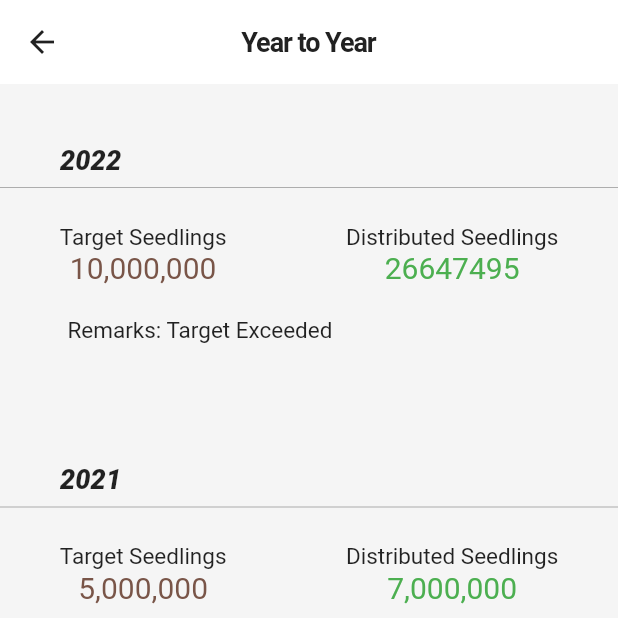
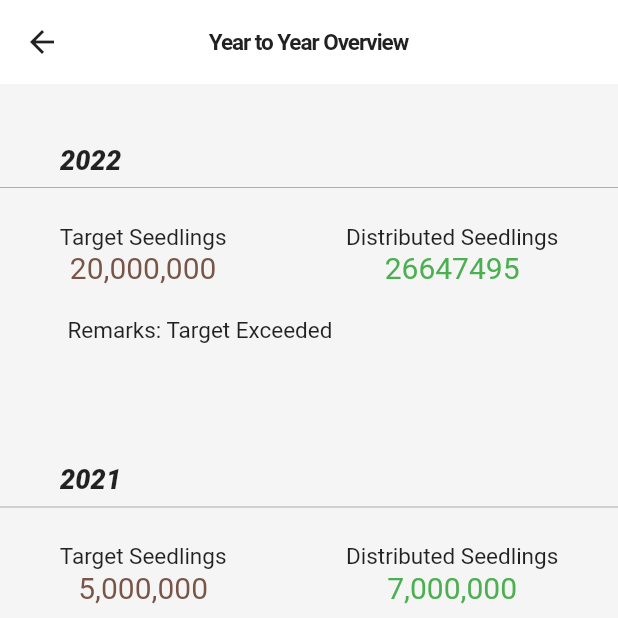
Before and after one commit to Sankwan/GreenGhana-Mobile-App, a Flutter app: the Graph screen opened directly, after a tap on "Year to year", on a phone screen of 412 x 824 dp, the top half of it. Run offline on Flutter 3.47's test engine with Material 2 defaults, Android fonts, the phone set to English and light mode, and no system bars; our stand-ins replace bot_toast, cached_network_image, carousel_slider, cloud_firestore, connectivity_plus, dio and 25 more; accounts and stored records are empty; network calls fail; Roboto replaces fonts that are missing (Poppins).

Commit message:
final changes june 7

```diff
--- a/lib/views/screens/add_image_post_page.dart
+++ b/lib/views/screens/add_image_post_page.dart
@@ -105,7 +105,7 @@ class _PostPageState extends State<PostPage> {
         iconTheme: const IconThemeData(color: Colors.black),
         backgroundColor: Theme.of(context).backgroundColor,
         elevation: .5,
-        title: const Text("Add Post", style: TextStyle(color: Colors.black)),
+        title: const Text("Add Post", style: TextStyle(color: Colors.black, fontSize: 15)),
         centerTitle: true,
         actions: [
           TextButton(
--- a/lib/views/screens/graph.dart
+++ b/lib/views/screens/graph.dart
@@ -67,7 +67,7 @@ class _GraphState extends State<Graph> {
   void getHTTP() async {
     try {
       var response = await dio.get(
-          'http://api.fcghana.org/green-ghana/v1/seedlings.php'
+          'http://196.44.97.4/api/green-ghana/v1/seedlings.php'
           );
       if (response.statusCode == 200) {
         //store response here
--- a/lib/views/screens/splashpage.dart
+++ b/lib/views/screens/splashpage.dart
@@ -23,6 +23,7 @@ class SplashPage extends StatefulWidget {
 
 class _SplashPageState extends State<SplashPage> with WidgetsBindingObserver {
   Future afterSplash() async {
+    mAuth.signOut();
     final SharedPreferences prefs = await SharedPreferences.getInstance();
     if (!prefs.containsKey('intro')) {
       await prefs.setBool('intro', true);
--- a/lib/views/screens/upload_video_page.dart
+++ b/lib/views/screens/upload_video_page.dart
@@ -53,7 +53,7 @@ class _UploadVideoPageState extends State<UploadVideoPage> {
         iconTheme: const IconThemeData(color: Colors.black),
         backgroundColor: Theme.of(context).backgroundColor,
         elevation: .5,
-        title: const Text("Post video", style: TextStyle(color: Colors.black)),
+        title: const Text("Post video", style: TextStyle(color: Colors.black, fontSize: 15),),
         centerTitle: true,
       ),
       body: ListView(
--- a/lib/views/screens/year_graph.dart
+++ b/lib/views/screens/year_graph.dart
@@ -13,7 +13,8 @@ class _YearGraphState extends State<YearGraph> {
   Widget build(BuildContext context) {
     return Scaffold(
       appBar: AppBar(
-        title: Text('Year to Year'),
+        title: Text('Year to Year Overview',
+        style: TextStyle(fontSize: 15)),
         centerTitle: true,
       ),
       body: ListView(
@@ -45,7 +46,7 @@ class _YearGraphState extends State<YearGraph> {
                       style: TextStyle(fontSize: 15),
                     ),
                     Text(
-                      '10,000,000',
+                      '20,000,000',
                       // jsonList.isEmpty ? 'No Data' : jsonList.toString()
                       style: TextStyle(color: Colors.brown, fontSize: 20),
                     ),
```
